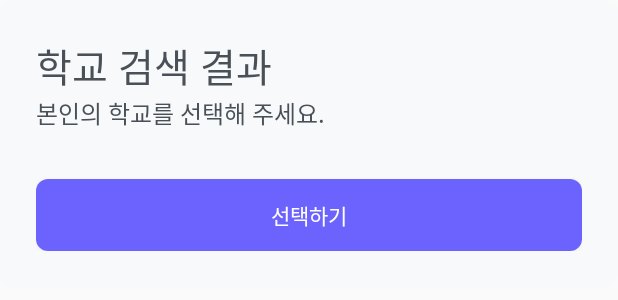
After one commit to roian6/SelfCheckApp, an Android app: the layout dialog_search.xml on its own in the app's theme, with its tools: preview values and no code run, on a phone screen of 412 x 824 dp. The commit adds this screen. Shown: the top 300 px of the screen. Run offline under Robolectric (Android 15) with nearby library versions, the phone set to English and light mode, and no system bars.

Commit message:
1.6 (학교명 검색 추가)

```diff
--- a/app/src/main/java/com/david0926/selfcheck/api/RetrofitAPI.java
+++ b/app/src/main/java/com/david0926/selfcheck/api/RetrofitAPI.java
@@ -11,6 +11,9 @@ public interface RetrofitAPI {
     @POST("/stv_cvd_co00_004.do")
     Call<ResponseBody> postSchool(@Body RequestBody body);
 
+    @POST("/stv_cvd_co00_003.do")
+    Call<ResponseBody> postSearch(@Body RequestBody body);
+
     @POST("/stv_cvd_co00_012.do")
     Call<ResponseBody> postInfo(@Body RequestBody body);
 
--- /dev/null
+++ b/app/src/main/res/layout/dialog_search.xml
@@ -0,0 +1,87 @@
+<?xml version="1.0" encoding="utf-8"?>
+
+<layout xmlns:android="http://schemas.android.com/apk/res/android"
+    xmlns:app="http://schemas.android.com/apk/res-auto">
+
+    <data>
+
+        <variable
+            name="items"
+            type="java.util.List&lt;String&gt;" />
+
+    </data>
+
+    <ScrollView
+        android:layout_width="match_parent"
+        android:layout_height="wrap_content">
+
+        <androidx.constraintlayout.widget.ConstraintLayout
+            android:layout_width="match_parent"
+            android:layout_height="wrap_content"
+            android:background="@drawable/round_box"
+            android:backgroundTint="@color/materialGray0"
+            android:padding="24dp">
+
+            <TextView
+                android:id="@+id/textView1"
+                android:layout_width="wrap_content"
+                android:layout_height="wrap_content"
+                android:fontFamily="@font/apple_sd_gothic_neo_h"
+                android:text="학교 검색 결과"
+                android:textColor="@color/materialGray7"
+                android:textSize="26sp"
+                app:layout_constrainedWidth="true"
+                app:layout_constraintEnd_toEndOf="parent"
+                app:layout_constraintHorizontal_bias="0.0"
+                app:layout_constraintStart_toStartOf="parent"
+                app:layout_constraintTop_toTopOf="parent" />
+
+            <TextView
+                android:id="@+id/textView13"
+                android:layout_width="wrap_content"
+                android:layout_height="wrap_content"
+                android:fontFamily="@font/apple_sd_gothic_neo_r"
+                android:text="본인의 학교를 선택해 주세요."
+                android:textColor="@color/materialGray7"
+                android:textSize="16sp"
+                app:layout_constrainedWidth="true"
+                app:layout_constraintEnd_toEndOf="parent"
+                app:layout_constraintHorizontal_bias="0.0"
+                app:layout_constraintStart_toStartOf="parent"
+                app:layout_constraintTop_toBottomOf="@+id/textView1" />
+
+            <Spinner
+                android:spinnerMode="dialog"
+                app:spinnerList="@{items}"
+                android:background="@drawable/round_box"
+                android:backgroundTint="@color/materialGray1"
+                android:layout_marginTop="16dp"
+                android:id="@+id/spinner_dialog_search"
+                android:layout_width="match_parent"
+                android:layout_height="wrap_content"
+                app:layout_constraintEnd_toEndOf="parent"
+                app:layout_constraintStart_toStartOf="parent"
+                app:layout_constraintTop_toBottomOf="@id/textView13" />
+
+            <Button
+                android:layout_marginTop="16dp"
+                android:id="@+id/btn_dialog_search_confirm"
+                android:layout_width="match_parent"
+                android:layout_height="wrap_content"
+                android:background="@drawable/round_box"
+                android:backgroundTint="@color/colorPrimary"
+                android:fontFamily="@font/apple_sd_gothic_neo_h"
+                android:text="선택하기"
+                android:textColor="@android:color/white"
+                android:textSize="14sp"
+                app:layout_constraintBottom_toBottomOf="parent"
+                app:layout_constraintEnd_toEndOf="parent"
+                app:layout_constraintStart_toStartOf="parent"
+                app:layout_constraintTop_toBottomOf="@+id/spinner_dialog_search" />
+
+
+        </androidx.constraintlayout.widget.ConstraintLayout>
+    </ScrollView>
+
+
+</layout>
--- a/build.gradle
+++ b/build.gradle
@@ -10,6 +10,7 @@ buildscript {
     dependencies {
         classpath 'com.android.tools.build:gradle:4.0.0'
         classpath 'com.google.gms:google-services:4.3.3'
+        classpath 'com.google.firebase:firebase-crashlytics-gradle:2.2.0'
 
         // NOTE: Do not place your application dependencies here; they belong
         // in the individual module build.gradle files
```
Also changed, not shown: app/build.gradle (+5 -2 lines), app/src/main/java/com/david0926/selfcheck/MainActivity.java (+107 -23 lines), app/src/main/java/com/david0926/selfcheck/util/BindingOptions.java (+10 -0 lines).
